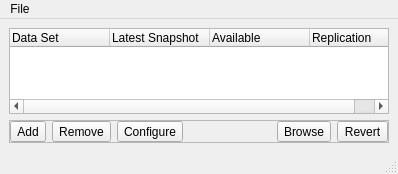
Old version of the form life-preserver/mainUI.ui in the repository pcbsd/pcbsd-projects.
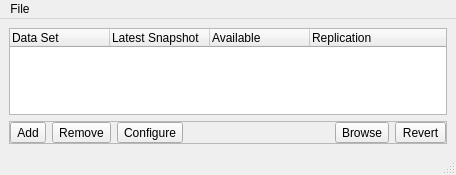
New version of the form. Icons and pictures are not drawn.

Patch:
```diff
--- a/life-preserver/mainUI.ui
+++ b/life-preserver/mainUI.ui
@@ -6,8 +6,8 @@
    <rect>
     <x>0</x>
     <y>0</y>
-    <width>398</width>
-    <height>174</height>
+    <width>456</width>
+    <height>175</height>
    </rect>
   </property>
   <property name="windowTitle">
@@ -169,7 +169,7 @@
     <rect>
      <x>0</x>
      <y>0</y>
-     <width>398</width>
+     <width>456</width>
      <height>20</height>
     </rect>
    </property>
```
Left out of the diff: 4 changed lines with no effect on the pictures.
